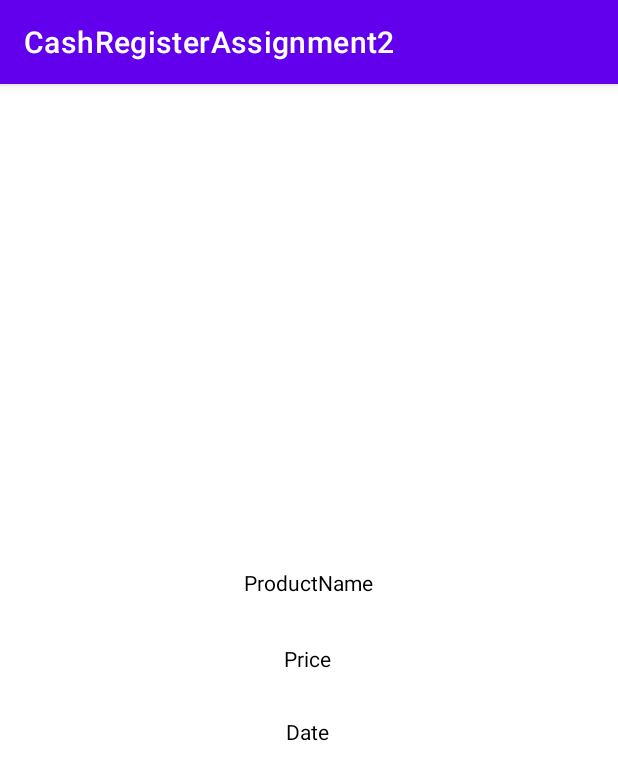
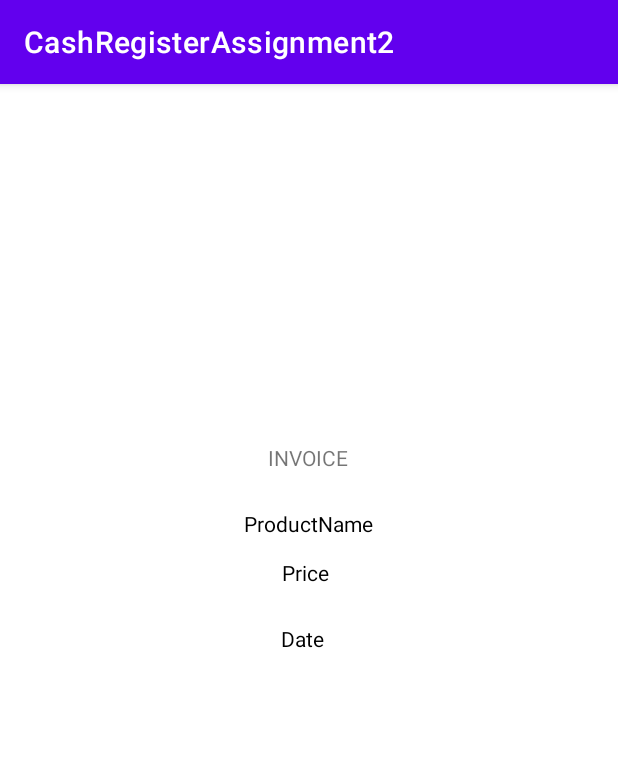
Before and after one commit to lindamol/CashRegisterAssignment2, an Android app: the DetailedHistoryActivity screen opened directly, with no data from a screen before it, on a phone screen of 412 x 824 dp. Shown: the top 780 px of the screen. Run offline under Robolectric (Android 15) with nearby library versions, the phone set to English and light mode, and no system bars; 3 statements that could not run were skipped.

Commit message:
version2

```diff
--- a/app/src/main/java/com/example/cashregisterassignment2/MainActivity.java
+++ b/app/src/main/java/com/example/cashregisterassignment2/MainActivity.java
@@ -105,7 +105,7 @@ public class MainActivity extends AppCompatActivity implements  View.OnClickList
                 if(isvalid)
                 {adapter.notifyDataSetChanged();//To update listview after each purchase
                     //String date = new SimpleDateFormat("yyyy-MM-dd", Locale.getDefault()).format(new Date());//date in string format
-                    SimpleDateFormat sdf = new SimpleDateFormat("yyyy/MM/dd__HH:mm:ss", Locale.getDefault());
+                    SimpleDateFormat sdf = new SimpleDateFormat("yyyy/MM/dd , HH:mm:ss", Locale.getDefault());
                     String date = sdf.format(new Date());
                     managerobj.addtoHistory(date,selectedPosition,total,quantity); // passing the purchase details to history
                     managerobj.printhistory();// To debug
--- a/app/src/main/res/layout/activity_detailed_history.xml
+++ b/app/src/main/res/layout/activity_detailed_history.xml
@@ -4,44 +4,57 @@
     xmlns:tools="http://schemas.android.com/tools"
     android:layout_width="match_parent"
     android:layout_height="match_parent"
+    android:backgroundTint="@color/LightGrey"
     tools:context=".DetailedHistoryActivity">
+
+    <TextView
+        android:id="@+id/textinvoice"
+        android:layout_width="wrap_content"
+        android:layout_height="wrap_content"
+        android:text="INVOICE"
+        app:layout_constraintBottom_toBottomOf="parent"
+        app:layout_constraintEnd_toEndOf="parent"
+        app:layout_constraintHorizontal_bias="0.498"
+        app:layout_constraintStart_toStartOf="parent"
+        app:layout_constraintTop_toTopOf="parent"
+        app:layout_constraintVertical_bias="0.32" />
 
     <TextView
         android:id="@+id/detprodname"
         android:layout_width="wrap_content"
-        android:layout_height="wrap_content"
+        android:layout_height="20sp"
         android:text="ProductName"
-        app:layout_constraintBottom_toBottomOf="parent"
-        app:layout_constraintEnd_toEndOf="parent"
-        android:textColor="@color/black"
-        app:layout_constraintHorizontal_bias="0.498"
-        app:layout_constraintStart_toStartOf="parent"
-        app:layout_constraintTop_toTopOf="parent"
-        app:layout_constraintVertical_bias="0.431" />
-
-    <TextView
-        android:id="@+id/detprice"
-        android:layout_width="wrap_content"
-        android:layout_height="wrap_content"
-        android:text="Price"
         android:textColor="@color/black"
         app:layout_constraintBottom_toBottomOf="parent"
         app:layout_constraintEnd_toEndOf="parent"
         app:layout_constraintHorizontal_bias="0.498"
         app:layout_constraintStart_toStartOf="parent"
+        app:layout_constraintTop_toTopOf="parent"
+        app:layout_constraintVertical_bias="0.379" />
+
+    <TextView
+        android:id="@+id/detprice"
+        android:layout_width="wrap_content"
+        android:layout_height="20sp"
+        android:text="Price"
+        android:textColor="@color/black"
+        app:layout_constraintBottom_toBottomOf="parent"
+        app:layout_constraintEnd_toEndOf="parent"
+        app:layout_constraintHorizontal_bias="0.493"
+        app:layout_constraintStart_toStartOf="parent"
         app:layout_constraintTop_toBottomOf="@+id/detprodname"
-        app:layout_constraintVertical_bias="0.077" />
+        app:layout_constraintVertical_bias="0.028" />
 
     <TextView
         android:id="@+id/detdate"
         android:layout_width="wrap_content"
-        android:layout_height="wrap_content"
+        android:layout_height="20sp"
         android:text="Date"
         android:textColor="@color/black"
         app:layout_constraintBottom_toBottomOf="parent"
         app:layout_constraintEnd_toEndOf="parent"
-        app:layout_constraintHorizontal_bias="0.498"
+        app:layout_constraintHorizontal_bias="0.489"
         app:layout_constraintStart_toStartOf="parent"
         app:layout_constraintTop_toBottomOf="@+id/detprice"
-        app:layout_constraintVertical_bias="0.082" />
+        app:layout_constraintVertical_bias="0.059" />
 </androidx.constraintlayout.widget.ConstraintLayout>
```
